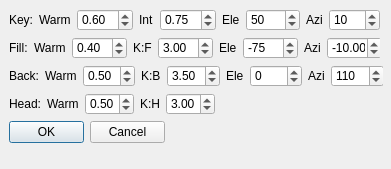
This is dialog_light.ui in girishramlugun/VolumeViewer as Qt 5 draws it before an edit. The edited form follows.
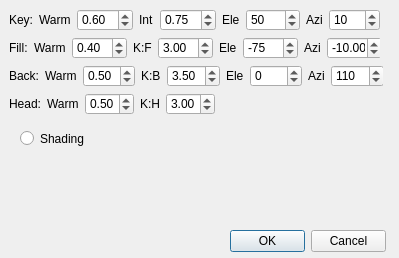
This is the edited form.

The edit to the form file:
```diff
--- a/dialog_light.ui
+++ b/dialog_light.ui
@@ -6,8 +6,8 @@
    <rect>
     <x>0</x>
     <y>0</y>
-    <width>391</width>
-    <height>169</height>
+    <width>399</width>
+    <height>258</height>
    </rect>
   </property>
   <property name="windowTitle">
@@ -16,8 +16,8 @@
   <widget class="QDialogButtonBox" name="ok_lights">
    <property name="geometry">
     <rect>
-     <x>9</x>
-     <y>121</y>
+     <x>230</x>
+     <y>230</y>
      <width>156</width>
      <height>23</height>
     </rect>
@@ -29,7 +29,7 @@
     <set>QDialogButtonBox::Cancel|QDialogButtonBox::Ok</set>
    </property>
   </widget>
-  <widget class="QWidget" name="">
+  <widget class="QWidget" name="layoutWidget">
    <property name="geometry">
     <rect>
      <x>9</x>
@@ -116,7 +116,7 @@
     </item>
    </layout>
   </widget>
-  <widget class="QWidget" name="">
+  <widget class="QWidget" name="layoutWidget">
    <property name="geometry">
     <rect>
      <x>9</x>
@@ -206,7 +206,7 @@
     </item>
    </layout>
   </widget>
-  <widget class="QWidget" name="">
+  <widget class="QWidget" name="layoutWidget">
    <property name="geometry">
     <rect>
      <x>9</x>
@@ -296,7 +296,7 @@
     </item>
    </layout>
   </widget>
-  <widget class="QWidget" name="">
+  <widget class="QWidget" name="layoutWidget">
    <property name="geometry">
     <rect>
      <x>9</x>
@@ -343,6 +343,19 @@
     </item>
    </layout>
   </widget>
+  <widget class="QRadioButton" name="Shading">
+   <property name="geometry">
+    <rect>
+     <x>20</x>
+     <y>130</y>
+     <width>82</width>
+     <height>17</height>
+    </rect>
+   </property>
+   <property name="text">
+    <string>Shading</string>
+   </property>
+  </widget>
  </widget>
  <resources/>
  <connections>
```
Left out of the diff: 12 changed lines with no effect on the pictures.
